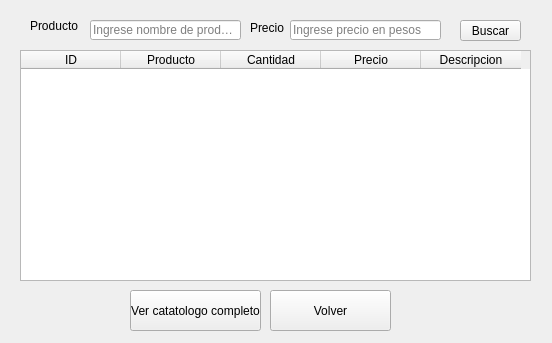
First picture: the form in app_stock_qdesigner/consulta.ui, repository nvargas24/Sistema_medicion_de_rodamientos-SMR, before the edit.
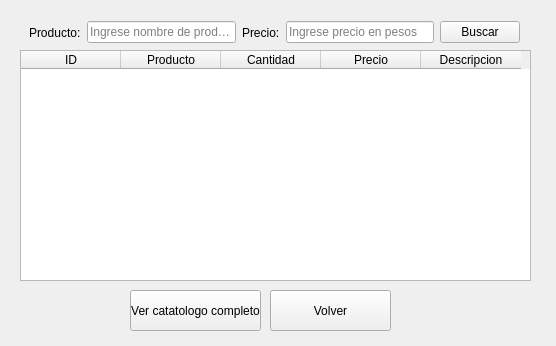
Second picture: the form after the edit.

```diff
--- a/app_stock_qdesigner/consulta.ui
+++ b/app_stock_qdesigner/consulta.ui
@@ -6,8 +6,8 @@
    <rect>
     <x>0</x>
     <y>0</y>
-    <width>552</width>
-    <height>343</height>
+    <width>556</width>
+    <height>346</height>
    </rect>
   </property>
   <property name="windowTitle">
@@ -74,15 +74,43 @@
     <string>Ver catatologo completo</string>
    </property>
   </widget>
+  <widget class="QPushButton" name="agregar_2">
+   <property name="geometry">
+    <rect>
+     <x>270</x>
+     <y>290</y>
+     <width>121</width>
+     <height>41</height>
+    </rect>
+   </property>
+   <property name="text">
+    <string>Volver</string>
+   </property>
+  </widget>
+  <widget class="QWidget" name="">
+   <property name="geometry">
+    <rect>
+     <x>29</x>
+     <y>20</y>
+     <width>491</width>
+     <height>25</height>
+    </rect>
+   </property>
+   <layout class="QHBoxLayout" name="horizontalLayout">
+    <item>
+     <widget class="QLabel" name="label">
+      <property name="font">
+       <font>
+        <pointsize>9</pointsize>
+       </font>
+      </property>
+      <property name="text">
+       <string>Producto:</string>
+      </property>
+     </widget>
+    </item>
+    <item>
   <widget class="QLineEdit" name="lineEdit">
-   <property name="geometry">
-    <rect>
-     <x>90</x>
-     <y>20</y>
-     <width>151</width>
-     <height>20</height>
-    </rect>
-   </property>
    <property name="tabletTracking">
     <bool>false</bool>
    </property>
@@ -120,51 +148,21 @@
     <bool>false</bool>
    </property>
   </widget>
-  <widget class="QLabel" name="label">
-   <property name="geometry">
-    <rect>
-     <x>30</x>
-     <y>16</y>
-     <width>61</width>
-     <height>20</height>
-    </rect>
-   </property>
-   <property name="font">
-    <font>
-     <pointsize>9</pointsize>
-    </font>
-   </property>
-   <property name="text">
-    <string>Producto</string>
-   </property>
-  </widget>
+    </item>
+    <item>
   <widget class="QLabel" name="label_2">
-   <property name="geometry">
-    <rect>
-     <x>250</x>
-     <y>20</y>
-     <width>41</width>
-     <height>16</height>
-    </rect>
-   </property>
    <property name="font">
     <font>
      <pointsize>9</pointsize>
     </font>
    </property>
    <property name="text">
-    <string>Precio</string>
-   </property>
-  </widget>
+       <string>Precio:</string>
+      </property>
+     </widget>
+    </item>
+    <item>
   <widget class="QLineEdit" name="lineEdit_2">
-   <property name="geometry">
-    <rect>
-     <x>290</x>
-     <y>20</y>
-     <width>151</width>
-     <height>20</height>
-    </rect>
-   </property>
    <property name="tabletTracking">
     <bool>false</bool>
    </property>
@@ -202,31 +200,15 @@
     <bool>false</bool>
    </property>
   </widget>
-  <widget class="QPushButton" name="agregar_2">
-   <property name="geometry">
-    <rect>
-     <x>270</x>
-     <y>290</y>
-     <width>121</width>
-     <height>41</height>
-    </rect>
-   </property>
-   <property name="text">
-    <string>Volver</string>
-   </property>
-  </widget>
+    </item>
+    <item>
   <widget class="QPushButton" name="agregar_3">
-   <property name="geometry">
-    <rect>
-     <x>460</x>
-     <y>20</y>
-     <width>61</width>
-     <height>21</height>
-    </rect>
-   </property>
    <property name="text">
     <string>Buscar</string>
    </property>
+     </widget>
+    </item>
+   </layout>
   </widget>
  </widget>
  <resources/>
```
Lines whose indentation alone changed are shown as unchanged.
